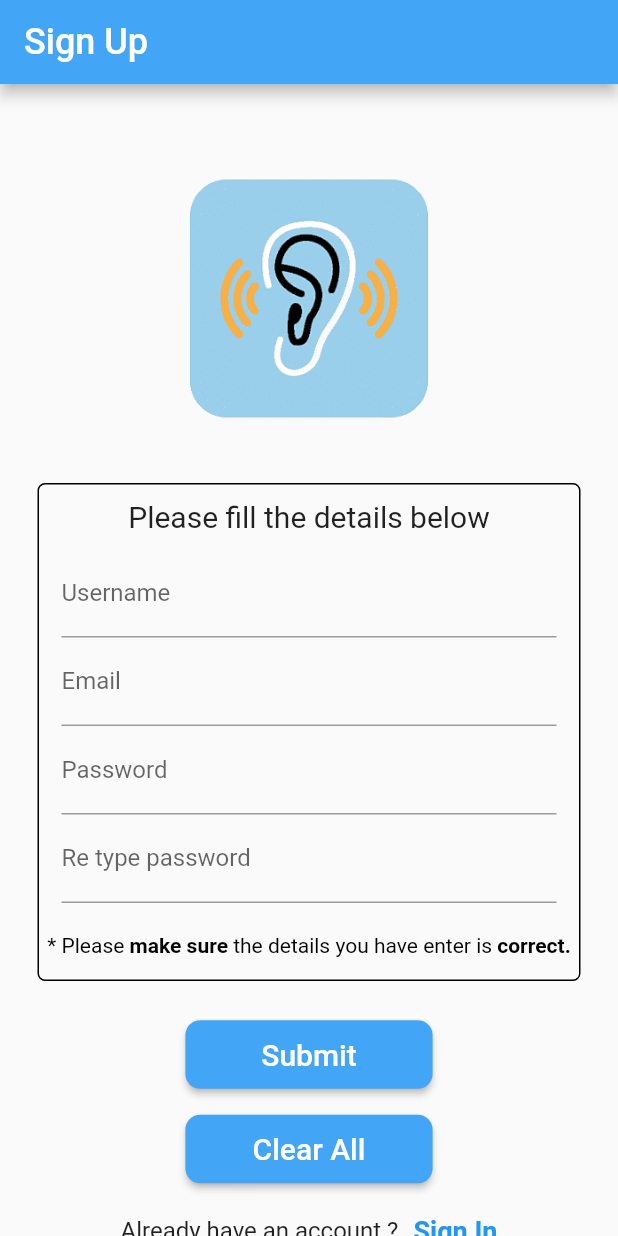
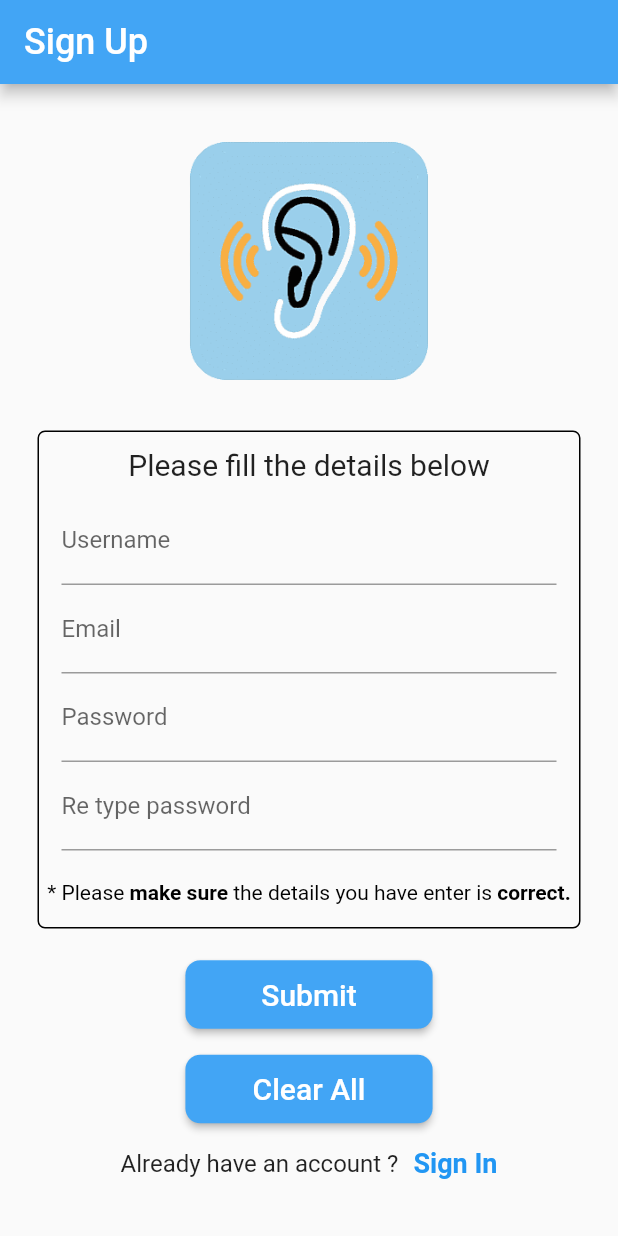
Before and after one commit to ngshenmeng2401/hearing_impairment, a Flutter app: the screen it shows after launch, after a tap on "Sign In", after a tap on "Sign Up", on a phone screen of 412 x 824 dp. Run offline on Flutter 3.47's test engine with Material 2 defaults, Android fonts, the phone set to English and light mode, and no system bars; our stand-ins replace animated_text_kit, assets_audio_player, carousel_slider, flutter_spinkit, get, get_storage and 1 more.

Commit message:
update testview UI and add apps name

```diff
--- a/lib/pages/hearing_test/content/question1/question1_view.dart
+++ b/lib/pages/hearing_test/content/question1/question1_view.dart
@@ -28,7 +28,7 @@ class FirstQuestionView extends GetView<Question1Controller> {
             crossAxisAlignment: CrossAxisAlignment.start,
             children:  [
               const Padding(
-                padding: EdgeInsets.fromLTRB(0, 40, 0, 20),
+                padding: EdgeInsets.fromLTRB(0, 10, 0, 20),
                 child: Text("Question 1",
                   style: TextStyle(
                     fontSize: 30,
@@ -154,7 +154,6 @@ class FirstQuestionView extends GetView<Question1Controller> {
                 children: [
                   Container(
                     decoration: BoxDecoration(
-                      // border: Border.all(color: Colors.black),
                       color: Colors.blue[400],
                       borderRadius: const BorderRadius.all(Radius.circular(30)),
                     ),
--- a/lib/pages/hearing_test/content/question10/question10_view.dart
+++ b/lib/pages/hearing_test/content/question10/question10_view.dart
@@ -28,7 +28,7 @@ class TenthQuestionView extends GetView<Question10Controller> {
             crossAxisAlignment: CrossAxisAlignment.start,
             children:  [
               const Padding(
-                padding: EdgeInsets.fromLTRB(0, 40, 0, 20),
+                padding: EdgeInsets.fromLTRB(0, 10, 0, 20),
                 child: Text("Question 10",
                   style: TextStyle(
                     fontSize: 30,
--- a/lib/pages/hearing_test/content/question2/question2_view.dart
+++ b/lib/pages/hearing_test/content/question2/question2_view.dart
@@ -28,7 +28,7 @@ class SecondQuestionView extends GetView<Question2Controller> {
             crossAxisAlignment: CrossAxisAlignment.start,
             children:  [
               const Padding(
-                padding: EdgeInsets.fromLTRB(0, 40, 0, 20),
+                padding: EdgeInsets.fromLTRB(0, 10, 0, 20),
                 child: Text("Question 2",
                   style: TextStyle(
                     fontSize: 30,
--- a/lib/pages/hearing_test/content/question3/question3_view.dart
+++ b/lib/pages/hearing_test/content/question3/question3_view.dart
@@ -28,7 +28,7 @@ class ThirdQuestionView extends GetView<Question3Controller> {
             crossAxisAlignment: CrossAxisAlignment.start,
             children:  [
               const Padding(
-                padding: EdgeInsets.fromLTRB(0, 40, 0, 20),
+                padding: EdgeInsets.fromLTRB(0, 10, 0, 20),
                 child: Text("Question 3",
                   style: TextStyle(
                     fontSize: 30,
--- a/lib/pages/hearing_test/content/question4/question4_view.dart
+++ b/lib/pages/hearing_test/content/question4/question4_view.dart
@@ -28,7 +28,7 @@ class ForthQuestionView extends GetView<Question4Controller> {
             crossAxisAlignment: CrossAxisAlignment.start,
             children:  [
               const Padding(
-                padding: EdgeInsets.fromLTRB(0, 40, 0, 20),
+                padding: EdgeInsets.fromLTRB(0, 10, 0, 20),
                 child: Text("Question 4",
                   style: TextStyle(
                     fontSize: 30,
--- a/lib/pages/hearing_test/content/question5/question5_view.dart
+++ b/lib/pages/hearing_test/content/question5/question5_view.dart
@@ -28,7 +28,7 @@ class FifthQuestionView extends GetView<Question5Controller> {
             crossAxisAlignment: CrossAxisAlignment.start,
             children:  [
               const Padding(
-                padding: EdgeInsets.fromLTRB(0, 40, 0, 20),
+                padding: EdgeInsets.fromLTRB(0, 10, 0, 20),
                 child: Text("Question 5",
                   style: TextStyle(
                     fontSize: 30,
--- a/lib/pages/hearing_test/content/question6/question6_view.dart
+++ b/lib/pages/hearing_test/content/question6/question6_view.dart
@@ -28,7 +28,7 @@ class SixthQuestionView extends GetView<Question6Controller> {
             crossAxisAlignment: CrossAxisAlignment.start,
             children:  [
               const Padding(
-                padding: EdgeInsets.fromLTRB(0, 40, 0, 20),
+                padding: EdgeInsets.fromLTRB(0, 10, 0, 20),
                 child: Text("Question 6",
                   style: TextStyle(
                     fontSize: 30,
--- a/lib/pages/hearing_test/content/question7/question7_view.dart
+++ b/lib/pages/hearing_test/content/question7/question7_view.dart
@@ -28,7 +28,7 @@ class SeventhQuestionView extends GetView<Question7Controller> {
             crossAxisAlignment: CrossAxisAlignment.start,
             children:  [
               const Padding(
-                padding: EdgeInsets.fromLTRB(0, 40, 0, 20),
+                padding: EdgeInsets.fromLTRB(0, 10, 0, 20),
                 child: Text("Question 7",
                   style: TextStyle(
                     fontSize: 30,
--- a/lib/pages/hearing_test/content/question8/question8_view.dart
+++ b/lib/pages/hearing_test/content/question8/question8_view.dart
@@ -28,7 +28,7 @@ class EighthQuestionView extends GetView<Question8Controller> {
             crossAxisAlignment: CrossAxisAlignment.start,
             children:  [
               const Padding(
-                padding: EdgeInsets.fromLTRB(0, 40, 0, 20),
+                padding: EdgeInsets.fromLTRB(0, 10, 0, 20),
                 child: Text("Question 8",
                   style: TextStyle(
                     fontSize: 30,
--- a/lib/pages/hearing_test/content/question9/question9_view.dart
+++ b/lib/pages/hearing_test/content/question9/question9_view.dart
@@ -28,7 +28,7 @@ class NinthQuestionView extends GetView<Question9Controller> {
             crossAxisAlignment: CrossAxisAlignment.start,
             children:  [
               const Padding(
-                padding: EdgeInsets.fromLTRB(0, 40, 0, 20),
+                padding: EdgeInsets.fromLTRB(0, 10, 0, 20),
                 child: Text("Question 9",
                   style: TextStyle(
                     fontSize: 30,
--- a/lib/pages/hearing_test/result/result_controller.dart
+++ b/lib/pages/hearing_test/result/result_controller.dart
@@ -78,13 +78,13 @@ class ResultController extends GetxController{
 
     if(totalResult >= 0 && totalResult <= 4){
 
-      suggestion = "U better look forward doctor";
+      suggestion = "Oops, it seems that you have low hearing level, you might need to see the doctor.";
     }else if(totalResult >= 5 && totalResult <= 7){
 
-      suggestion = "U may have a meet for doctor";
+      suggestion = "You have moderate hearing level, please take care of yourself.";
     }else{
 
-      suggestion = "Good job";
+      suggestion = "Well done, you are excellent in hearing, keep it up!";
     }
   }
 
--- a/lib/pages/hearing_test/result/result_view.dart
+++ b/lib/pages/hearing_test/result/result_view.dart
@@ -30,7 +30,7 @@ class ResultView extends GetView<ResultController> {
             crossAxisAlignment: CrossAxisAlignment.start,
             children: [
               const Padding(
-                padding: EdgeInsets.fromLTRB(0, 40, 0, 20),
+                padding: EdgeInsets.fromLTRB(0, 15, 0, 20),
                 child: Text("Result",
                   style: TextStyle(
                     fontSize: 38,
@@ -110,6 +110,7 @@ class ResultView extends GetView<ResultController> {
               const SizedBox(height: 15,),
               Center(
                 child: Text(controller.suggestion,
+                  textAlign: TextAlign.center,
                   style: const TextStyle(
                     color: Colors.black,
                     fontSize: 16),),
--- a/lib/pages/login/login_view.dart
+++ b/lib/pages/login/login_view.dart
@@ -24,7 +24,7 @@ class SignInView extends GetView<LoginController> {
             crossAxisAlignment: CrossAxisAlignment.center,
             children: [
               Padding(
-                padding: const EdgeInsets.fromLTRB(0, 80, 0, 10),
+                padding: const EdgeInsets.fromLTRB(0, 50, 0, 10),
                 child: Image.asset(
                   'assets/images/logo.png',
                   height: screenHeight / 3,
--- a/lib/pages/signup/signup_view.dart
+++ b/lib/pages/signup/signup_view.dart
@@ -22,7 +22,7 @@ class SignUpView extends GetView<SignUpController> {
       body:SingleChildScrollView(
         child: Center(
           child:Padding(
-            padding: const EdgeInsets.fromLTRB(25,40,25,0),
+            padding: const EdgeInsets.fromLTRB(25,15,25,0),
             child: Column(
               mainAxisAlignment: MainAxisAlignment.spaceBetween,
               children: [
@@ -31,7 +31,7 @@ class SignUpView extends GetView<SignUpController> {
                   height: screenHeight / 4,
                   width: screenWidth / 1.1,),
                 Container(
-                  margin: const EdgeInsets.fromLTRB(0, 20, 0, 10),
+                  margin: const EdgeInsets.fromLTRB(0, 10, 0, 10),
                   decoration: BoxDecoration(
                     border: Border.all(color: Colors.black),
                     borderRadius: const BorderRadius.all(Radius.circular(5)),
@@ -103,7 +103,7 @@ class SignUpView extends GetView<SignUpController> {
                     ],
                   ),
                 ),
-                const SizedBox(height:15),
+                const SizedBox(height:10),
                 MaterialButton(
                   shape: RoundedRectangleBorder(
                     borderRadius: BorderRadius.circular(10),
@@ -139,7 +139,7 @@ class SignUpView extends GetView<SignUpController> {
                         fontSize: 20,
                     )),
                 ),
-                const SizedBox(height:20),
+                const SizedBox(height:15),
                 Row(
                   mainAxisAlignment: MainAxisAlignment.center,
                   children: [
```
Also changed, not shown: 2 other files.
